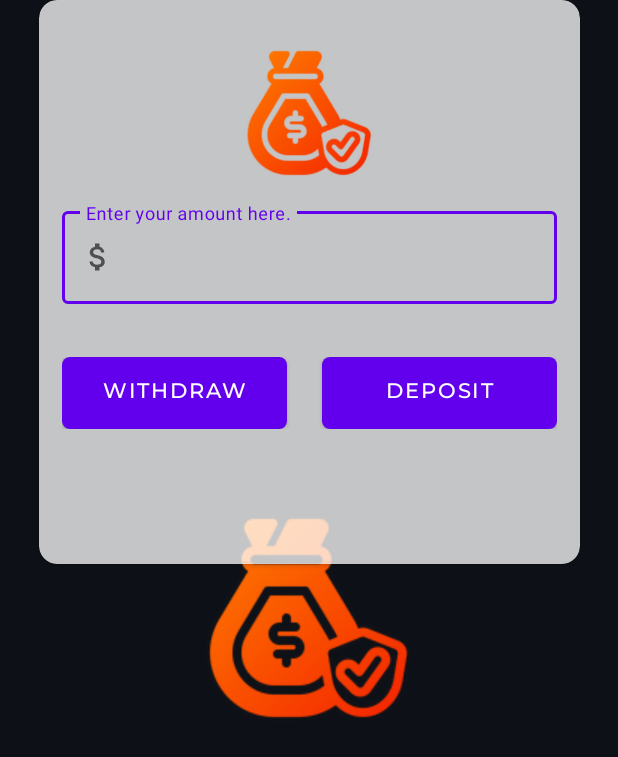
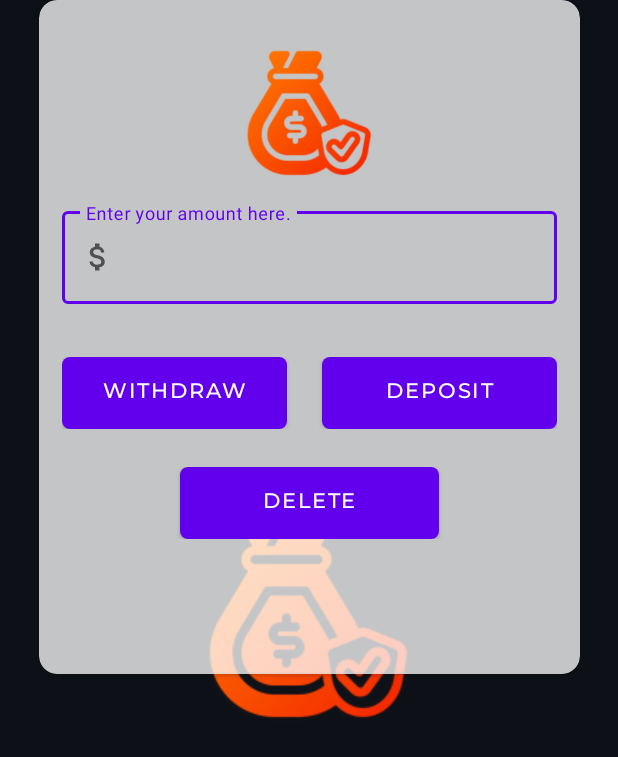
Before and after one commit to Kshitiz-Mhto/CashPI, an Android app: the layout custom_dialog_box_cash_access.xml on its own in the app's theme, with its tools: preview values and no code run, on a phone screen of 412 x 824 dp. Shown: the top 757 px of the screen. Run offline under Robolectric (Android 15) with nearby library versions, the phone set to English and light mode, and no system bars.

Commit message:
feat: added required resources

```diff
--- a/app/src/main/res/layout/custom_dialog_box_cash_access.xml
+++ b/app/src/main/res/layout/custom_dialog_box_cash_access.xml
@@ -54,6 +54,7 @@
             android:layout_height="wrap_content"
             android:text="Withdraw"
             android:layout_weight="1"
+            android:textAlignment="center"
             android:layout_marginEnd="15dp"
             android:background="@drawable/curve_shape"
             android:fontFamily="@font/montserrat_medium"
@@ -65,6 +66,25 @@
                 android:text="Deposit"
                 android:layout_marginStart="8dp"
                 android:layout_weight="1"
+                android:textAlignment="center"
+                android:background="@drawable/curve_shape"
+                android:fontFamily="@font/montserrat_medium"
+                />
+        </LinearLayout>
+        <LinearLayout
+            android:layout_width="match_parent"
+            android:layout_height="wrap_content"
+            android:layout_marginTop="25dp"
+            android:gravity="center"
+            android:orientation="horizontal">
+            <Button
+                android:id="@+id/btnDelete"
+                android:layout_width="wrap_content"
+                android:layout_height="wrap_content"
+                android:text="Delete"
+                android:paddingStart="55dp"
+                android:paddingEnd="55dp"
+                android:textAlignment="center"
                 android:background="@drawable/curve_shape"
                 android:fontFamily="@font/montserrat_medium"
                 />
--- a/app/src/main/res/layout/fragment_history.xml
+++ b/app/src/main/res/layout/fragment_history.xml
@@ -18,13 +18,13 @@
         android:layout_marginBottom="20dp">
 
         <TextView
-            android:id="@+id/etSettings"
+            android:id="@+id/etHistory"
             android:layout_width="match_parent"
             android:layout_height="wrap_content"
             android:fontFamily="sans-serif"
             android:gravity="start"
-            android:paddingBottom="20dp"
-            android:text="SETTINGS"
+            android:paddingBottom="10dp"
+            android:text="HISTORY"
             android:textColor="#8F8C8C"
             android:textSize="20dp"
             android:textStyle="bold" />
--- a/app/src/main/res/layout/notification_cardview.xml
+++ b/app/src/main/res/layout/notification_cardview.xml
@@ -39,7 +39,7 @@
                 android:layout_centerInParent="true"
                 android:layout_marginStart="10dp"
                 android:scaleType="centerCrop"
-                android:src="@drawable/deposit" />
+                android:src="@drawable/creation" />
 
                 <TextView
                     android:id="@+id/alertTitle"
```
Also changed, not shown: app/src/main/res/drawable/creation.png (added), app/src/main/res/drawable/deletion.png (added), app/src/main/res/drawable/deposit.png (deleted), app/src/main/res/drawable/update.png (added), app/src/main/res/drawable/withdrawl.png (deleted).
